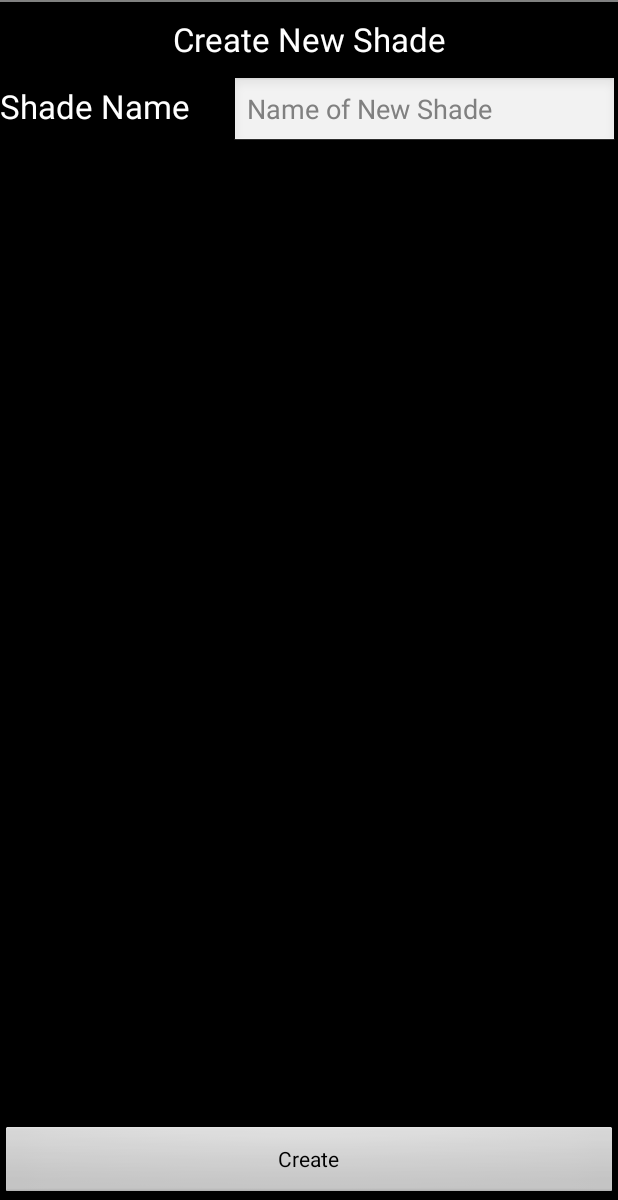
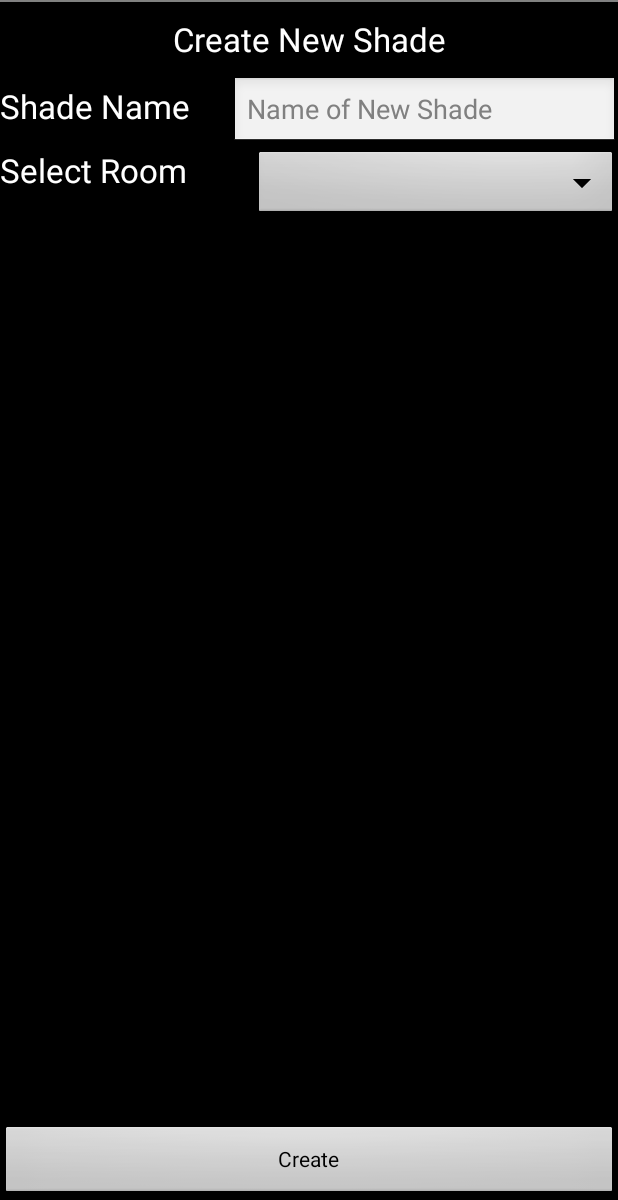
Before and after one commit to zwindoloski/CanopyApp2, an Android app: the layout create_shade.xml on its own in the app's theme, with its tools: preview values and no code run, on a phone screen of 412 x 824 dp, the part 36-1236 px from its top. Run offline under Robolectric (Android 15) with nearby library versions, the phone set to English and light mode, and no system bars.

Commit message:
Add ability to select room from current room list on shade creation

```diff
--- a/app/src/main/java/com/example/greengiant/canopy2/Room.java
+++ b/app/src/main/java/com/example/greengiant/canopy2/Room.java
@@ -58,4 +58,6 @@ public class Room {
         this.behavior_id = behavior_id;
     }
 
+    public String toString(){return name;}
+
 }
--- a/app/src/main/res/layout/create_shade.xml
+++ b/app/src/main/res/layout/create_shade.xml
@@ -36,6 +36,27 @@
     </LinearLayout>
 
     <LinearLayout
+        android:id="@+id/room_for_shade_linear_layout"
+        android:layout_width="fill_parent"
+        android:layout_height="wrap_content">
+
+        <TextView
+            android:id="@+id/room_for_shade_text_view"
+            android:layout_width="0dip"
+            android:layout_height="wrap_content"
+            android:text="@string/select_room"
+            android:textAppearance="?android:attr/textAppearanceLarge"
+            android:layout_weight="0.7"/>
+
+        <Spinner
+            android:id="@+id/spinner_rooms"
+            android:layout_width="0dip"
+            android:layout_height="wrap_content"
+            android:layout_weight="1"/>
+
+    </LinearLayout>
+
+    <LinearLayout
         android:layout_width="fill_parent"
         android:layout_height="fill_parent"
         android:gravity="bottom">
--- a/app/src/main/res/values/strings.xml
+++ b/app/src/main/res/values/strings.xml
@@ -16,6 +16,7 @@
     <string name="shade_name">Shade Name</string>
     <string name="new_shade_hint">Name of New Shade</string>
     <string name="blank_shade_name_error_toast">Shade Name cannot be blank.</string>
+    <string name="select_room">Select Room</string>
 
     <string-array name="shade_positions">
         <item>Open</item>
```
Also changed, not shown: app/src/main/java/com/example/greengiant/canopy2/CreateShadeActivity.java (+30 -2 lines), app/src/main/java/com/example/greengiant/canopy2/Shade.java (+10 -0 lines).
